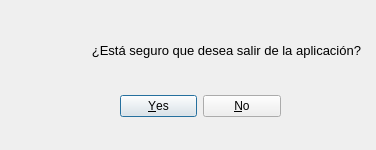
Above: vensalir.ui from JaviusssBesi/BESADAPEREZ before the change. Below: the same form after it.
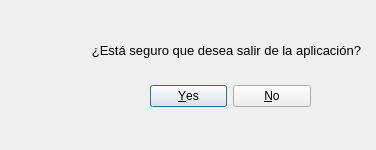
That is the form after the change. Icons and pictures are not drawn.

```diff
--- a/vensalir.ui
+++ b/vensalir.ui
@@ -19,8 +19,8 @@
   <widget class="QDialogButtonBox" name="btnBoxSalir">
    <property name="geometry">
     <rect>
-     <x>120</x>
-     <y>90</y>
+     <x>150</x>
+     <y>80</y>
      <width>161</width>
      <height>32</height>
     </rect>
@@ -64,8 +64,8 @@
   <widget class="QLabel" name="label">
    <property name="geometry">
     <rect>
-     <x>30</x>
-     <y>70</y>
+     <x>20</x>
+     <y>40</y>
      <width>51</width>
      <height>51</height>
     </rect>
```
